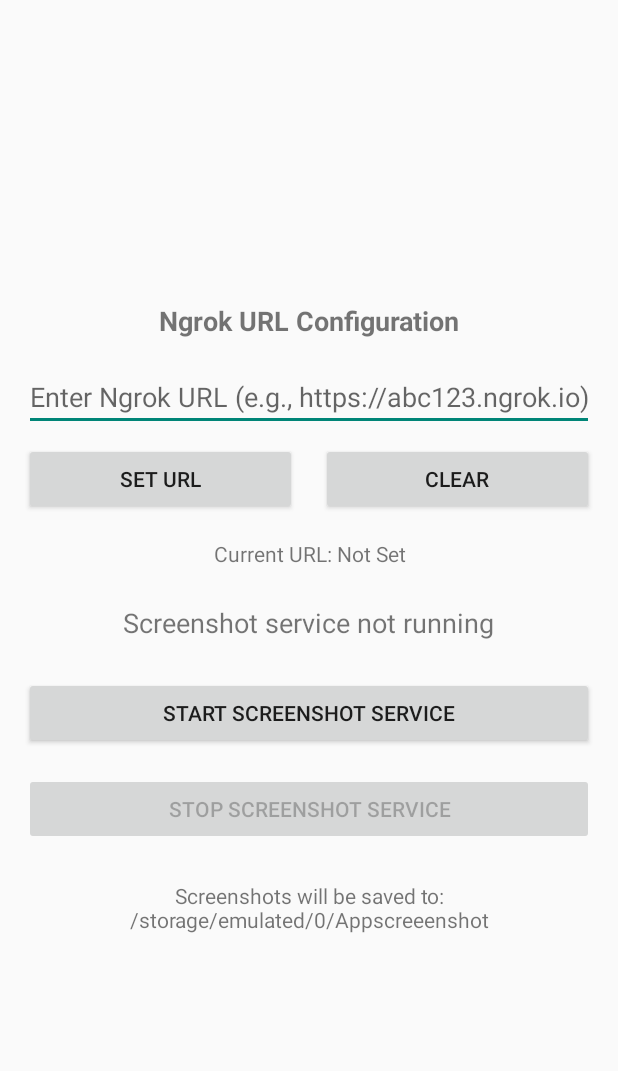
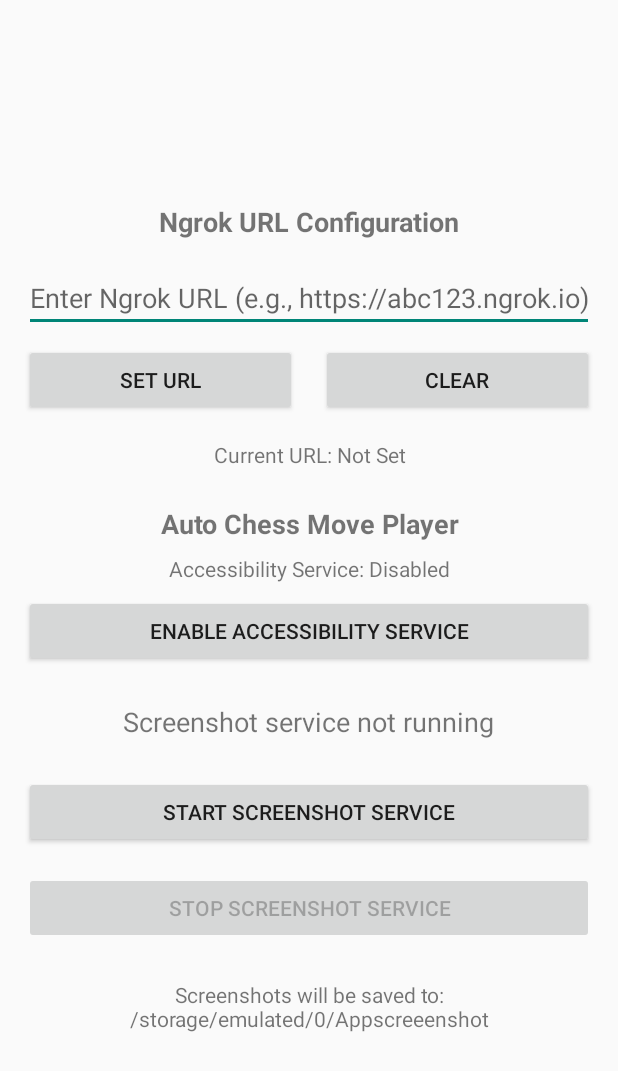
Before and after one commit to User662122/Autoscreenshot, an Android app: the layout activity_main.xml on its own in the app's theme, with its tools: preview values and no code run, on a phone screen of 412 x 824 dp. Shown: the top 1071 px of the screen. Run offline under Robolectric (Android 15) with nearby library versions, the phone set to English and light mode, and no system bars.

Commit message:
Update activity_main.xml

```diff
--- a/ScreenshotApp/app/src/main/res/layout/activity_main.xml
+++ b/ScreenshotApp/app/src/main/res/layout/activity_main.xml
@@ -57,6 +57,32 @@
         android:gravity="center"
         android:layout_marginBottom="24dp" />
 
+    <!-- Accessibility Service Section -->
+    <TextView
+        android:layout_width="match_parent"
+        android:layout_height="wrap_content"
+        android:text="Auto Chess Move Player"
+        android:textSize="18sp"
+        android:textStyle="bold"
+        android:gravity="center"
+        android:layout_marginBottom="8dp" />
+
+    <TextView
+        android:id="@+id/accessibilityStatusText"
+        android:layout_width="match_parent"
+        android:layout_height="wrap_content"
+        android:text="Accessibility Service: Disabled"
+        android:textSize="14sp"
+        android:gravity="center"
+        android:layout_marginBottom="8dp" />
+
+    <Button
+        android:id="@+id/enableAccessibilityButton"
+        android:layout_width="match_parent"
+        android:layout_height="wrap_content"
+        android:text="Enable Accessibility Service"
+        android:layout_marginBottom="24dp" />
+
     <!-- Existing Screenshot Controls -->
     <TextView
         android:id="@+id/statusText"
```
